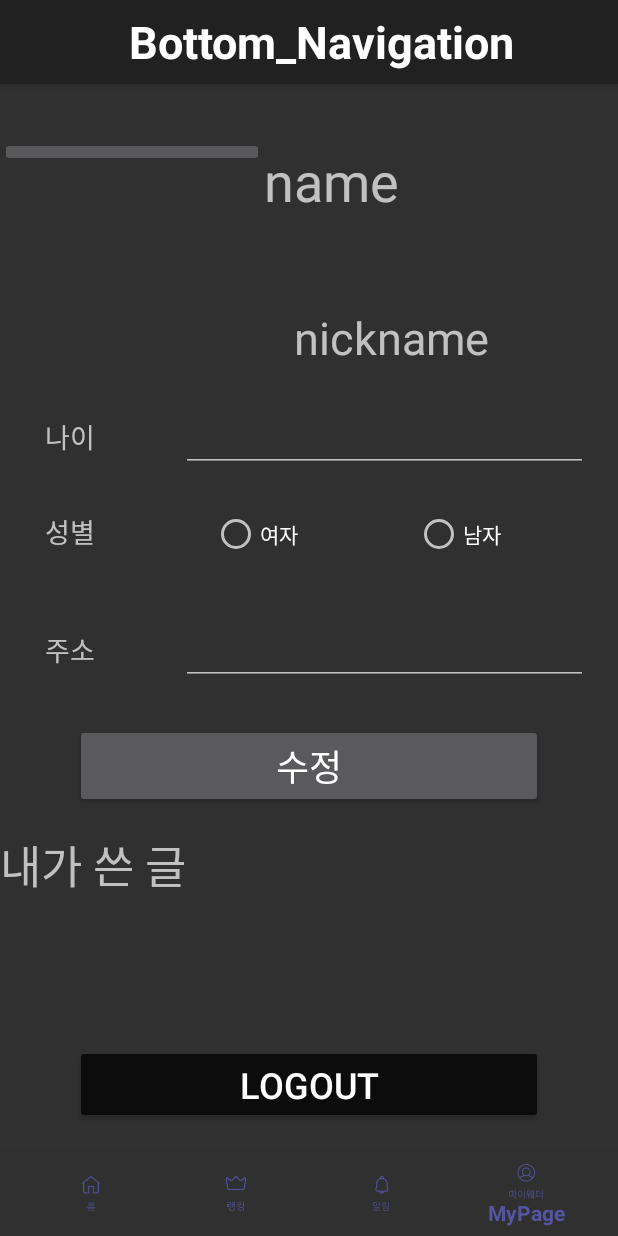
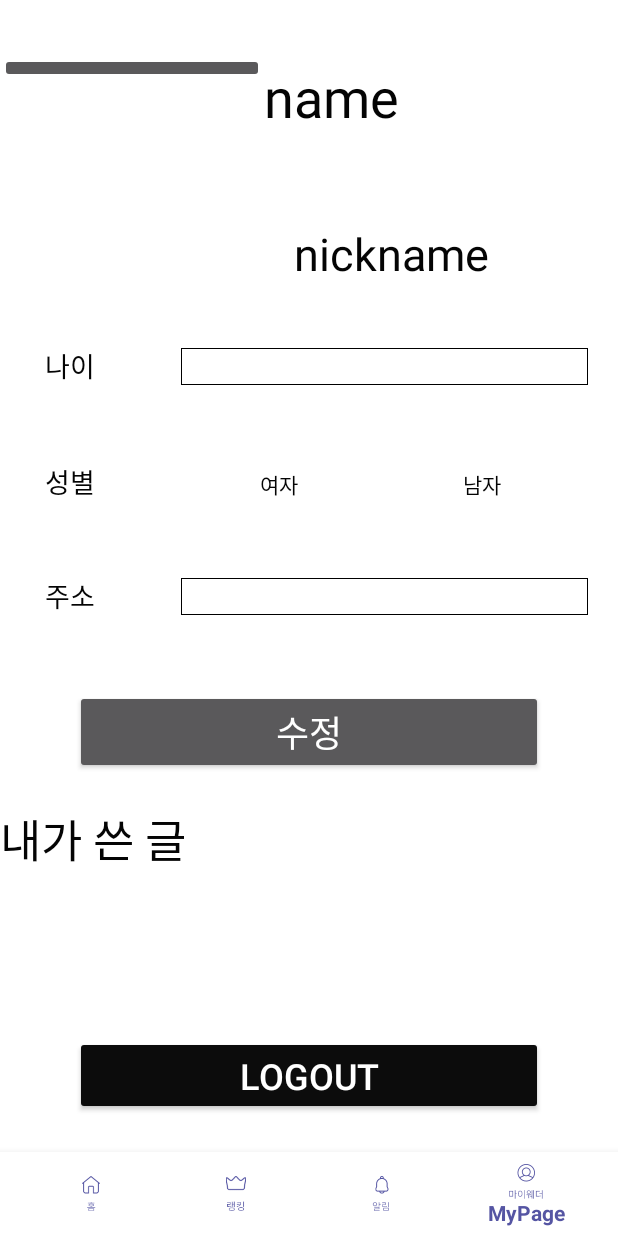
Before and after one commit to twinklesu/5G, an Android app: the MainActivity screen opened directly, with no data from a screen before it, item 4 of the bottom bar chosen, on a phone screen of 412 x 824 dp. Run offline under Robolectric (Android 15) with nearby library versions, the phone set to English and light mode, and no system bars; our stand-ins replace Volley; network calls fail; 2 statements that could not run were skipped.

Commit message:
이것저것...

```diff
--- a/app/src/main/res/drawable/border.xml
+++ b/app/src/main/res/drawable/border.xml
@@ -2,7 +2,13 @@
 <layer-list xmlns:android="http://schemas.android.com/apk/res/android">
     <item>
         <shape android:shape="rectangle">
-            <solid android:color="#000000" />
+            <solid android:color="#000000">
+                <corners
+                    android:bottomRightRadius="15dp"
+                    android:bottomLeftRadius="15dp"
+                    android:topLeftRadius="15dp"
+                    android:topRightRadius="15dp"/>
+            </solid>
         </shape>
     </item>
 
--- a/app/src/main/res/layout/activity_main.xml
+++ b/app/src/main/res/layout/activity_main.xml
@@ -4,45 +4,25 @@
     xmlns:tools="http://schemas.android.com/tools"
     android:layout_width="match_parent"
     android:layout_height="match_parent"
+    android:background="#FFFFFF"
+    android:backgroundTint="#FFFFFF"
     android:orientation="vertical"
     tools:context=".MainActivity">
-
-    <com.google.android.material.appbar.AppBarLayout
-        android:layout_width="match_parent"
-        android:layout_height="wrap_content">
-
-        <androidx.appcompat.widget.Toolbar
-            android:id="@+id/toolbar"
-            android:layout_width="match_parent"
-            android:layout_height="?attr/actionBarSize"
-            android:background="?attr/colorPrimary"
-            android:theme="@style/Theme.AppCompat">
-
-            <TextView
-                android:gravity="center"
-                android:layout_width="match_parent"
-                android:layout_height="match_parent"
-                android:text="Bottom_Navigation"
-                android:textStyle="bold"
-                android:textColor="#fff"
-                android:textSize="30dp" />
-
-        </androidx.appcompat.widget.Toolbar>
-
-    </com.google.android.material.appbar.AppBarLayout>
 
 
     <FrameLayout
         android:id="@+id/content_layout"
         android:layout_width="match_parent"
         android:layout_height="0dp"
-        android:layout_weight="1" />
+        android:layout_weight="1"
+        android:background="#00FFFFFF"
+        android:backgroundTint="#00FFFFFF" />
 
     <com.google.android.material.bottomnavigation.BottomNavigationView
         android:id="@+id/nav_view"
         android:layout_width="match_parent"
         android:layout_height="wrap_content"
-        android:background="?android:attr/windowBackground"
+        android:background="@color/background"
         app:itemIconTint="@color/selector_bottom_nav_color"
         app:itemTextColor="@color/selector_bottom_nav_color"
         app:menu="@menu/menu_bottom" />
--- a/app/src/main/res/layout/fragment_lank.xml
+++ b/app/src/main/res/layout/fragment_lank.xml
@@ -3,12 +3,14 @@
     xmlns:tools="http://schemas.android.com/tools"
     android:layout_width="match_parent"
     android:layout_height="match_parent"
+    android:background="#FFFFFF"
     tools:context=".fragment.LankFragment">
 
     <!-- TODO: Update blank fragment layout -->
     <TextView
         android:layout_width="match_parent"
         android:layout_height="match_parent"
-        android:text="@string/hello_blank_fragment" />
+        android:text="@string/hello_blank_fragment"
+        android:textColor="#040404" />
 
 </FrameLayout>
--- a/app/src/main/res/layout/fragment_my_page.xml
+++ b/app/src/main/res/layout/fragment_my_page.xml
@@ -2,9 +2,10 @@
 <LinearLayout xmlns:android="http://schemas.android.com/apk/res/android"
     xmlns:app="http://schemas.android.com/apk/res-auto"
     xmlns:tools="http://schemas.android.com/tools"
-    android:orientation="vertical"
     android:layout_width="match_parent"
     android:layout_height="match_parent"
+    android:background="#FFFFFF"
+    android:orientation="vertical"
     tools:context=".fragment.MyPageFragment">
 
     <LinearLayout
@@ -17,6 +18,8 @@
             android:layout_width="0dp"
             android:layout_height="match_parent"
             android:layout_weight="1.5"
+            android:background="#00FFFFFF"
+            android:backgroundTint="#00FFFFFF"
             android:orientation="vertical">
 
             <ImageButton
@@ -39,6 +42,8 @@
                 android:layout_height="wrap_content"
                 android:layout_marginTop="40dp"
                 android:hint="name"
+                android:textColor="#040404"
+                android:textColorHint="#040404"
                 android:textSize="36sp" />
 
             <TextView
@@ -48,6 +53,8 @@
                 android:layout_marginLeft="20dp"
                 android:layout_marginTop="60dp"
                 android:hint="nickname"
+                android:textColor="#040404"
+                android:textColorHint="#040404"
                 android:textSize="30sp" />
         </LinearLayout>
     </LinearLayout>
@@ -71,6 +78,7 @@
                 android:layout_marginLeft="30dp"
                 android:layout_weight="1"
                 android:text="나이"
+                android:textColor="#040404"
                 android:textSize="18sp" />
 
             <EditText
@@ -80,7 +88,10 @@
                 android:layout_marginRight="20dp"
                 android:layout_weight="1"
                 android:ems="10"
-                android:inputType="textPersonName" />
+                android:inputType="textPersonName"
+                android:background="@drawable/border"
+                android:textColor="#040404" />
+
         </LinearLayout>
 
         <LinearLayout
@@ -96,6 +107,7 @@
                 android:layout_marginLeft="30dp"
                 android:layout_weight="1"
                 android:text="성별"
+                android:textColor="#040404"
                 android:textSize="18sp" />
 
             <RadioButton
@@ -103,14 +115,16 @@
                 android:layout_width="wrap_content"
                 android:layout_height="wrap_content"
                 android:layout_weight="1"
-                android:text="여자" />
+                android:text="여자"
+                android:textColor="#040404" />
 
             <RadioButton
                 android:id="@+id/radioButton2"
                 android:layout_width="wrap_content"
                 android:layout_height="wrap_content"
                 android:layout_weight="1"
-                android:text="남자" />
+                android:text="남자"
+                android:textColor="#040404" />
 
         </LinearLayout>
 
@@ -127,6 +141,7 @@
                 android:layout_marginLeft="30dp"
                 android:layout_weight="1"
                 android:text="주소"
+                android:textColor="#040404"
                 android:textSize="18sp" />
 
             <EditText
@@ -136,7 +151,10 @@
                 android:layout_marginRight="20dp"
                 android:layout_weight="1"
                 android:ems="10"
-                android:inputType="textPersonName" />
+                android:inputType="textPersonName"
+                android:background="@drawable/border"
+                android:textColor="#040404" />
+
         </LinearLayout>
     </LinearLayout>
 
@@ -167,6 +185,7 @@
             android:layout_width="match_parent"
             android:layout_height="wrap_content"
             android:text="내가 쓴 글"
+            android:textColor="#040404"
             android:textSize="30sp" />
     </LinearLayout>
 
```
